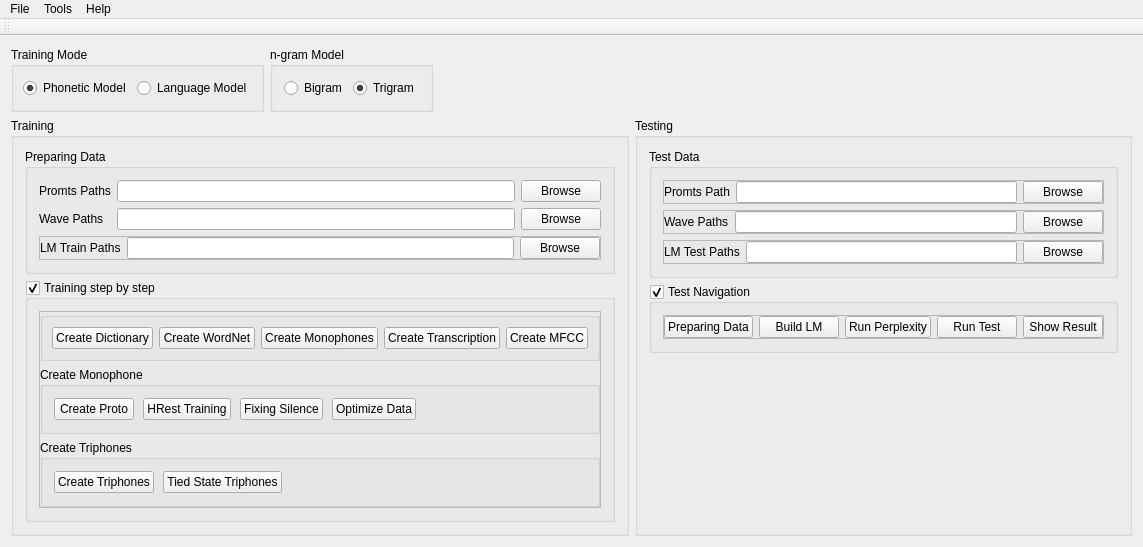
Above: apps/speechrecognition/speechrecognition.ui from levanhong05/VietnameseSpeechRecognition before the change. Below: the same form after it.
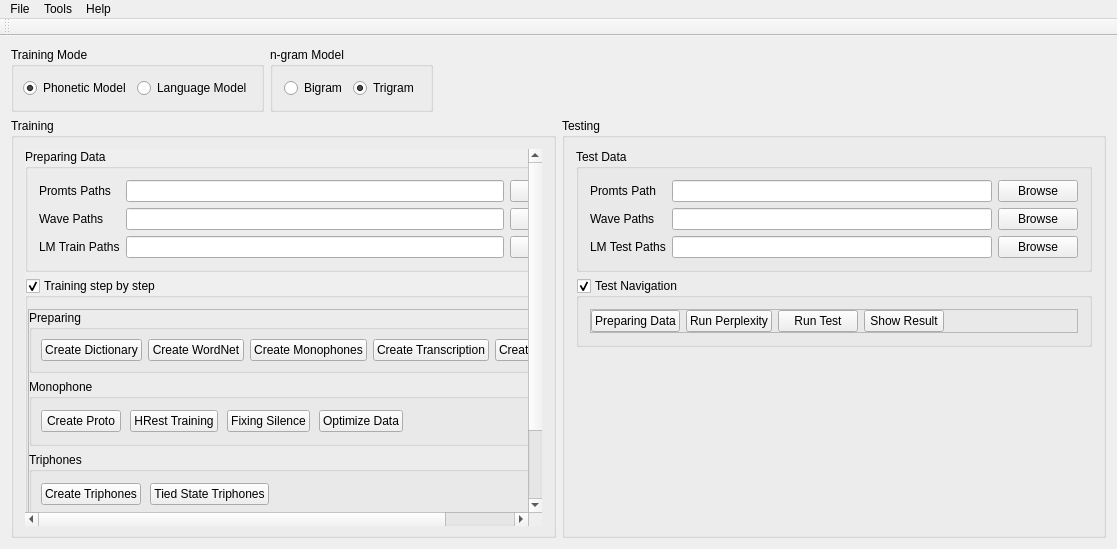
That is the form after the change. Icons and pictures are not drawn.

```diff
--- a/apps/speechrecognition/speechrecognition.ui
+++ b/apps/speechrecognition/speechrecognition.ui
@@ -7,7 +7,7 @@
     <x>0</x>
     <y>0</y>
     <width>1117</width>
-    <height>488</height>
+    <height>549</height>
    </rect>
   </property>
   <property name="windowTitle">
@@ -121,13 +121,59 @@
           <property name="title">
            <string>Training</string>
           </property>
+          <property name="flat">
+           <bool>false</bool>
+          </property>
           <layout class="QVBoxLayout" name="verticalLayout">
+           <property name="bottomMargin">
+            <number>9</number>
+           </property>
+           <item>
+            <widget class="QScrollArea" name="scrollArea">
+             <property name="frameShape">
+              <enum>QFrame::NoFrame</enum>
+             </property>
+             <property name="frameShadow">
+              <enum>QFrame::Plain</enum>
+             </property>
+             <property name="widgetResizable">
+              <bool>true</bool>
+             </property>
+             <widget class="QWidget" name="scrollAreaWidgetContents">
+              <property name="geometry">
+               <rect>
+                <x>0</x>
+                <y>0</y>
+                <width>535</width>
+                <height>401</height>
+               </rect>
+              </property>
+              <layout class="QVBoxLayout" name="verticalLayout_2">
+               <property name="leftMargin">
+                <number>0</number>
+               </property>
+               <property name="topMargin">
+                <number>0</number>
+               </property>
+               <property name="rightMargin">
+                <number>9</number>
+               </property>
+               <property name="bottomMargin">
+                <number>0</number>
+               </property>
            <item>
             <widget class="QGroupBox" name="groupBox">
              <property name="title">
               <string>Preparing Data</string>
              </property>
              <layout class="QGridLayout" name="gridLayout">
+                  <item row="0" column="2">
+                   <widget class="QPushButton" name="btnPromtBrowse">
+                    <property name="text">
+                     <string>Browse</string>
+                    </property>
+                   </widget>
+                  </item>
               <item row="0" column="0">
                <widget class="QLabel" name="lblPromtPath">
                 <property name="text">
@@ -135,13 +181,6 @@
                 </property>
                </widget>
               </item>
-              <item row="1" column="1">
-               <widget class="QLineEdit" name="txtWavePath">
-                <property name="readOnly">
-                 <bool>true</bool>
-                </property>
-               </widget>
-              </item>
               <item row="0" column="1">
                <widget class="QLineEdit" name="txtPromtPath">
                 <property name="sizePolicy">
@@ -155,10 +194,10 @@
                 </property>
                </widget>
               </item>
-              <item row="0" column="2">
-               <widget class="QPushButton" name="btnPromtBrowse">
-                <property name="text">
-                 <string>Browse</string>
+                  <item row="1" column="1">
+                   <widget class="QLineEdit" name="txtWavePath">
+                    <property name="readOnly">
+                     <bool>true</bool>
                 </property>
                </widget>
               </item>
@@ -179,51 +218,27 @@
                 </property>
                </widget>
               </item>
-              <item row="2" column="0" colspan="3">
-               <widget class="QFrame" name="frameLMTrain">
-                <property name="frameShape">
-                 <enum>QFrame::StyledPanel</enum>
-                </property>
-                <property name="frameShadow">
-                 <enum>QFrame::Raised</enum>
-                </property>
-                <layout class="QHBoxLayout" name="horizontalLayout_2">
-                 <property name="leftMargin">
-                  <number>0</number>
-                 </property>
-                 <property name="topMargin">
-                  <number>0</number>
-                 </property>
-                 <property name="rightMargin">
-                  <number>0</number>
-                 </property>
-                 <property name="bottomMargin">
-                  <number>0</number>
-                 </property>
-                 <item>
+                  <item row="2" column="2">
+                   <widget class="QPushButton" name="btnLMTrainBrowse">
+                    <property name="text">
+                     <string>Browse</string>
+                    </property>
+                   </widget>
+                  </item>
+                  <item row="2" column="1">
+                   <widget class="QLineEdit" name="txtLMTrainPath">
+                    <property name="readOnly">
+                     <bool>true</bool>
+                    </property>
+                   </widget>
+                  </item>
+                  <item row="2" column="0">
                   <widget class="QLabel" name="lblLMTrainPath">
                    <property name="text">
                     <string>LM Train Paths</string>
                    </property>
                   </widget>
                  </item>
-                 <item>
-                  <widget class="QLineEdit" name="txtLMTrainPath">
-                   <property name="readOnly">
-                    <bool>true</bool>
-                   </property>
-                  </widget>
-                 </item>
-                 <item>
-                  <widget class="QPushButton" name="btnLMBrowse">
-                   <property name="text">
-                    <string>Browse</string>
-                   </property>
-                  </widget>
-                 </item>
-                </layout>
-               </widget>
-              </item>
              </layout>
             </widget>
            </item>
@@ -239,6 +254,12 @@
               <bool>true</bool>
              </property>
              <layout class="QVBoxLayout" name="verticalLayout_6">
+                  <property name="leftMargin">
+                   <number>0</number>
+                  </property>
+                  <property name="bottomMargin">
+                   <number>9</number>
+                  </property>
               <item>
                <widget class="QFrame" name="frameTraining">
                 <property name="frameShape">
@@ -261,7 +282,13 @@
                   <number>0</number>
                  </property>
                  <item>
-                  <widget class="QGroupBox" name="groupBox_2">
+                      <widget class="QGroupBox" name="groupBoxPreparing">
+                       <property name="title">
+                        <string>Preparing</string>
+                       </property>
+                       <property name="flat">
+                        <bool>false</bool>
+                       </property>
                    <layout class="QHBoxLayout" name="horizontalLayout_3">
                     <property name="leftMargin">
                      <number>9</number>
@@ -327,14 +354,20 @@
                   </widget>
                  </item>
                  <item>
-                  <widget class="QGroupBox" name="groupBox_3">
+                      <widget class="QGroupBox" name="groupBoxMonophones">
                    <property name="title">
-                    <string>Create Monophone</string>
+                        <string>Monophone</string>
+                       </property>
+                       <property name="flat">
+                        <bool>false</bool>
                    </property>
                    <layout class="QHBoxLayout" name="horizontalLayout_7">
                     <property name="spacing">
                      <number>9</number>
                     </property>
+                        <property name="leftMargin">
+                         <number>9</number>
+                        </property>
                     <item>
                      <widget class="QPushButton" name="btnCreateProto">
                       <property name="text">
@@ -380,14 +413,23 @@
                   </widget>
                  </item>
                  <item>
-                  <widget class="QGroupBox" name="groupBox_2">
+                      <widget class="QGroupBox" name="groupBoxTriphones">
                    <property name="title">
-                    <string>Create Triphones</string>
+                        <string>Triphones</string>
+                       </property>
+                       <property name="flat">
+                        <bool>false</bool>
                    </property>
                    <layout class="QHBoxLayout" name="horizontalLayout_9">
                     <property name="spacing">
                      <number>9</number>
                     </property>
+                        <property name="leftMargin">
+                         <number>9</number>
+                        </property>
+                        <property name="bottomMargin">
+                         <number>9</number>
+                        </property>
                     <item>
                      <widget class="QPushButton" name="btnCreateTriphones">
                       <property name="text">
@@ -418,6 +460,41 @@
                    </layout>
                   </widget>
                  </item>
+                     <item>
+                      <widget class="QGroupBox" name="groupBoxLM">
+                       <property name="title">
+                        <string>Language Model</string>
+                       </property>
+                       <property name="flat">
+                        <bool>false</bool>
+                       </property>
+                       <layout class="QHBoxLayout" name="horizontalLayout_14">
+                        <property name="leftMargin">
+                         <number>9</number>
+                        </property>
+                        <item>
+                         <widget class="QPushButton" name="btnBuildLM">
+                          <property name="text">
+                           <string>Build LM</string>
+                          </property>
+                         </widget>
+                        </item>
+                        <item>
+                         <spacer name="horizontalSpacer_3">
+                          <property name="orientation">
+                           <enum>Qt::Horizontal</enum>
+                          </property>
+                          <property name="sizeHint" stdset="0">
+                           <size>
+                            <width>40</width>
+                            <height>20</height>
+                           </size>
+                          </property>
+                         </spacer>
+                        </item>
+                       </layout>
+                      </widget>
+                     </item>
                 </layout>
                </widget>
               </item>
@@ -438,6 +515,13 @@
             </spacer>
            </item>
           </layout>
+              <zorder>groupBox</zorder>
+              <zorder>groupBoxTrainingStep</zorder>
+              <zorder>verticalSpacer</zorder>
+             </widget>
+            </widget>
+           </item>
+          </layout>
          </widget>
         </item>
         <item>
@@ -451,143 +535,71 @@
              <property name="title">
               <string>Test Data</string>
              </property>
-             <layout class="QVBoxLayout" name="verticalLayout_8">
-              <item>
-               <widget class="QFrame" name="frame_2">
-                <property name="frameShape">
-                 <enum>QFrame::StyledPanel</enum>
+             <layout class="QGridLayout" name="gridLayout_2">
+              <item row="2" column="1">
+               <widget class="QLineEdit" name="txtLMTestPath">
+                <property name="readOnly">
+                 <bool>true</bool>
                 </property>
-                <property name="frameShadow">
-                 <enum>QFrame::Raised</enum>
-                </property>
-                <layout class="QHBoxLayout" name="horizontalLayout_6">
-                 <property name="leftMargin">
-                  <number>0</number>
-                 </property>
-                 <property name="topMargin">
-                  <number>0</number>
-                 </property>
-                 <property name="rightMargin">
-                  <number>0</number>
-                 </property>
-                 <property name="bottomMargin">
-                  <number>0</number>
-                 </property>
-                 <item>
+               </widget>
+              </item>
+              <item row="0" column="0">
                   <widget class="QLabel" name="lblPromtTest">
                    <property name="text">
                     <string>Promts Path</string>
                    </property>
                   </widget>
                  </item>
-                 <item>
-                  <widget class="QLineEdit" name="txtPromtTest">
-                   <property name="readOnly">
-                    <bool>true</bool>
-                   </property>
-                  </widget>
-                 </item>
-                 <item>
+              <item row="0" column="2">
                   <widget class="QPushButton" name="btnPromtTest">
                    <property name="text">
                     <string>Browse</string>
                    </property>
                   </widget>
                  </item>
-                </layout>
-               </widget>
-              </item>
-              <item>
-               <widget class="QFrame" name="frame_4">
-                <property name="frameShape">
-                 <enum>QFrame::StyledPanel</enum>
-                </property>
-                <property name="frameShadow">
-                 <enum>QFrame::Raised</enum>
-                </property>
-                <layout class="QHBoxLayout" name="horizontalLayout_5">
-                 <property name="leftMargin">
-                  <number>0</number>
-                 </property>
-                 <property name="topMargin">
-                  <number>0</number>
-                 </property>
-                 <property name="rightMargin">
-                  <number>0</number>
-                 </property>
-                 <property name="bottomMargin">
-                  <number>0</number>
-                 </property>
-                 <item>
-                  <widget class="QLabel" name="lblWaveTest">
-                   <property name="frameShape">
-                    <enum>QFrame::NoFrame</enum>
-                   </property>
+              <item row="2" column="2">
+               <widget class="QPushButton" name="btnLMTestBrowse">
                    <property name="text">
-                    <string>Wave Paths</string>
+                 <string>Browse</string>
                    </property>
                   </widget>
                  </item>
-                 <item>
+              <item row="1" column="1">
                   <widget class="QLineEdit" name="txtWaveTest">
                    <property name="readOnly">
                     <bool>true</bool>
                    </property>
                   </widget>
                  </item>
-                 <item>
-                  <widget class="QPushButton" name="btnWaveTest">
-                   <property name="text">
-                    <string>Browse</string>
-                   </property>
-                  </widget>
-                 </item>
-                </layout>
-               </widget>
-              </item>
-              <item>
-               <widget class="QFrame" name="frameLMTest">
-                <property name="frameShape">
-                 <enum>QFrame::StyledPanel</enum>
-                </property>
-                <property name="frameShadow">
-                 <enum>QFrame::Raised</enum>
-                </property>
-                <layout class="QHBoxLayout" name="horizontalLayout_4">
-                 <property name="leftMargin">
-                  <number>0</number>
-                 </property>
-                 <property name="topMargin">
-                  <number>0</number>
-                 </property>
-                 <property name="rightMargin">
-                  <number>0</number>
-                 </property>
-                 <property name="bottomMargin">
-                  <number>0</number>
-                 </property>
-                 <item>
+              <item row="2" column="0">
                   <widget class="QLabel" name="lblLMTestPath">
                    <property name="text">
                     <string>LM Test Paths</string>
                    </property>
                   </widget>
                  </item>
-                 <item>
-                  <widget class="QLineEdit" name="txtLMTestPath">
+              <item row="0" column="1">
+               <widget class="QLineEdit" name="txtPromtTest">
                    <property name="readOnly">
                     <bool>true</bool>
                    </property>
                   </widget>
                  </item>
-                 <item>
-                  <widget class="QPushButton" name="btnLMTestBrowse">
+              <item row="1" column="0">
+               <widget class="QLabel" name="lblWaveTest">
+                <property name="frameShape">
+                 <enum>QFrame::NoFrame</enum>
+                </property>
+                <property name="text">
+                 <string>Wave Paths</string>
+                </property>
+               </widget>
+              </item>
+              <item row="1" column="2">
+               <widget class="QPushButton" name="btnWaveTest">
                    <property name="text">
                     <string>Browse</string>
                    </property>
-                  </widget>
-                 </item>
-                </layout>
                </widget>
               </item>
              </layout>
@@ -633,13 +645,6 @@
                    </property>
                   </widget>
                  </item>
-                 <item>
-                  <widget class="QPushButton" name="btnBuildLM">
-                   <property name="text">
-                    <string>Build LM</string>
-                   </property>
-                  </widget>
-                 </item>
                  <item>
                   <widget class="QPushButton" name="btnRunPerplexity">
                    <property name="text">
```
Lines whose indentation alone changed are shown as unchanged.
